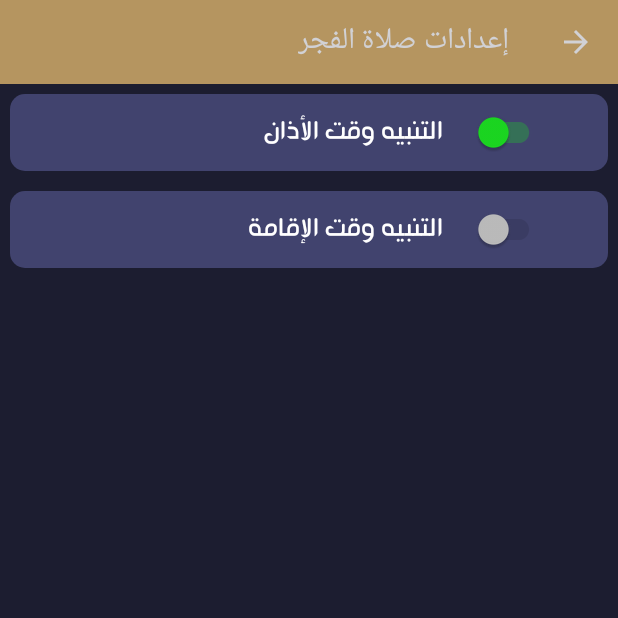
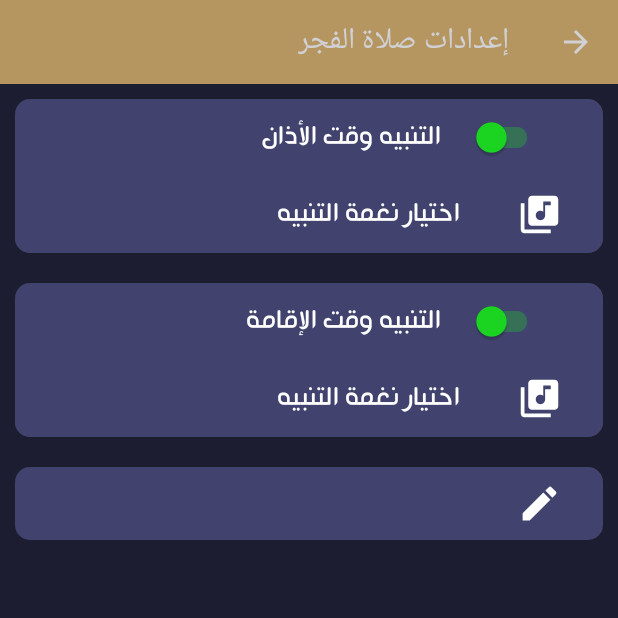
Before and after one commit to arakaneserohingya/Best-Azan-And-Prayer-Time-App, an Android app: the screen it shows after launch (TimePointSettings), after a tap on "الفجر", on a phone screen of 412 x 824 dp, the top half of it. Run offline under Robolectric (Android 15) with nearby library versions, the phone set to English and light mode, and no system bars.

Commit message:
Reformating TimePointSettings activity by: delete SwitchBox class delete widget_settings_box layout add configuration_box widget layout append configuration_box layout to switch_box layout include azan switch_box layout into activity_time_point_settings layout include iqama switch_box layout into activity_time_point_settings layout include adjust times configuration_box layout to activity_time_point_settings layout change widgets attrebuties from widgets_adder() function in TimePointSettings class

```diff
--- a/app/src/main/java/com/alhadara/omar/azan/SwitchBox.java
+++ /dev/null
@@ -1,51 +0,0 @@
-package com.alhadara.omar.azan;
-
-import android.app.Activity;
-import android.content.Context;
-import android.content.SharedPreferences;
-import android.widget.CompoundButton;
-import android.widget.ImageButton;
-import android.widget.LinearLayout;
-import android.widget.TextView;
-
-import androidx.appcompat.widget.SwitchCompat;
-
-import com.example.omar.azanapkmostafa.R;
-
-public class SwitchBox extends LinearLayout {
-    private SharedPreferences pref;
-    private SharedPreferences.Editor editor;
-    private String indexKey;
-    public ImageButton imageButton;
-    SwitchCompat switchCompat;
-    TextView text;
-    public SwitchBox(Activity context, String filename, String key, boolean onIsDefault, String alies , boolean isActive) {
-        super(context);
-        LinearLayout l= (LinearLayout) inflate(context,R.layout.switch_box,this);
-        pref = context.getSharedPreferences(filename, Context.MODE_PRIVATE);
-        editor = pref.edit();
-        switchCompat = l.findViewById(R.id.switch_box_trigger);
-        text = l.findViewById(R.id.switch_box_text);
-        imageButton = this.findViewById(R.id.switch_box_imagebutton);
-        indexKey = key;
-        switchCompat.setChecked(pref.getBoolean(indexKey,onIsDefault));
-        //setPlayBox(switchCompat.isChecked());
-        switchCompat.setEnabled(isActive);
-        text.setText(alies);
-        switchCompat.setOnCheckedChangeListener(new CompoundButton.OnCheckedChangeListener() {
-            @Override
-            public void onCheckedChanged(CompoundButton compoundButton, boolean b) {
-                editor.putBoolean(indexKey,b);
-                editor.commit();
-                //setPlayBox(b);
-            }
-        });
-    }
-   /* public void setPlayBox(boolean b){
-        if(b) {
-            imageButton.setVisibility(VISIBLE);
-        }else{
-            imageButton.setVisibility(GONE);
-        }
-    }*/
-}
--- a/app/src/main/java/com/alhadara/omar/azan/TimePointSettings.java
+++ b/app/src/main/java/com/alhadara/omar/azan/TimePointSettings.java
@@ -8,13 +8,18 @@ import android.os.Handler;
 
 import android.view.View;
 import android.view.ViewGroup;
+import android.widget.CompoundButton;
+import android.widget.ImageButton;
 import android.widget.LinearLayout;
 import android.widget.TextView;
 
 import androidx.appcompat.app.AppCompatActivity;
+import androidx.appcompat.widget.SwitchCompat;
 import androidx.appcompat.widget.Toolbar;
 
 import com.example.omar.azanapkmostafa.R;
+
+import org.w3c.dom.Text;
 
 public class TimePointSettings extends AppCompatActivity {
 
@@ -44,34 +49,50 @@ public class TimePointSettings extends AppCompatActivity {
     }
 
     public void widgetsAdder(){
-        LinearLayout innerLayout = findViewById(R.id.time_point_settings_inner_layout);
-        LinearLayout.LayoutParams lp = new LinearLayout.LayoutParams(ViewGroup.LayoutParams.MATCH_PARENT,
-                ViewGroup.LayoutParams.MATCH_PARENT);
-        lp.setMargins(10,10,10,10);
-        LinearLayout l = (LinearLayout) getLayoutInflater().inflate(R.layout.widget_settings_box,null);
-         SwitchBox azan = new SwitchBox(this,"azan.txt", Integer.toString(index),
-               true,"التنبيه وقت الأذان",true);
-       /* azan.imageButton.setOnClickListener(new View.OnClickListener() {
+        /* Azan widget configuration*/
+        final LinearLayout azanBox = findViewById(R.id.time_point_settings_azan_switch_box);
+        final SharedPreferences azanPref = this.getSharedPreferences("azan.txt",Context.MODE_PRIVATE);
+        final SharedPreferences.Editor azanEditor = azanPref.edit();
+        ((TextView) azanBox.findViewById(R.id.switch_box_text)).setText("التنبيه وقت الأذان");
+        ((TextView) azanBox.findViewById(R.id.configuration_text)).setText("اختيار نغمة التنبيه");
+        ((SwitchCompat) azanBox.findViewById(R.id.switch_box_trigger)).setChecked(azanPref.getBoolean(Integer.toString(index),true));
+        ((LinearLayout) azanBox.findViewById(R.id.switch_box_configuration_box)).setVisibility(
+                azanPref.getBoolean(Integer.toString(index),true)? View.VISIBLE:View.GONE);
+        ((SwitchCompat) azanBox.findViewById(R.id.switch_box_trigger)).setOnCheckedChangeListener(new CompoundButton.OnCheckedChangeListener() {
             @Override
-            public void onClick(View view) {
-                if(mediaPlayer.isPlaying()){
-               //     azan.imageButton.setImageResource(R.drawable.ic_stop_black_24dp);
-                    mediaPlayer.stop();
-                }else {
-                //    azan.imageButton.setImageResource(R.drawable.ic_play_arrow_black_24dp);
-                    mediaPlayer.start();
-                }
+            public void onCheckedChanged(CompoundButton compoundButton, boolean b) {
+                azanEditor.putBoolean(Integer.toString(index),((SwitchCompat) azanBox.findViewById(R.id.switch_box_trigger)).isChecked());
+                azanEditor.commit();
+                ((LinearLayout) azanBox.findViewById(R.id.switch_box_configuration_box)).setVisibility(
+                        ((SwitchCompat) azanBox.findViewById(R.id.switch_box_trigger)).isChecked()? View.VISIBLE:View.GONE);
             }
-        });*/
-        l.addView(azan);
-        l.setLayoutParams(lp);
-        innerLayout.addView(l);
-        l = (LinearLayout) getLayoutInflater().inflate(R.layout.widget_settings_box,null);
-        SwitchBox iqama = new SwitchBox(this,"iqama.txt", Integer.toString(index),
-                true,"التنبيه وقت الإقامة",false);
-        l.addView(iqama);
-        l.setLayoutParams(lp);
-        innerLayout.addView(l);
+        });
+        ((ImageButton) azanBox.findViewById(R.id.configuration_button)).setImageResource(R.drawable.ic_library_music_black_24dp);
+
+        /* Iqama widget configuration*/
+        final LinearLayout iqamaBox = findViewById(R.id.time_point_settings_iqama_switch_box);
+        final SharedPreferences iqamaPref = this.getSharedPreferences("iqama.txt",Context.MODE_PRIVATE);
+        final SharedPreferences.Editor iqamaEditor = iqamaPref.edit();
+        ((TextView) iqamaBox.findViewById(R.id.switch_box_text)).setText("التنبيه وقت الإقامة");
+        ((TextView) iqamaBox.findViewById(R.id.configuration_text)).setText("اختيار نغمة التنبيه");
+        ((SwitchCompat) iqamaBox.findViewById(R.id.switch_box_trigger)).setChecked(iqamaPref.getBoolean(Integer.toString(index),true));
+        ((LinearLayout) iqamaBox.findViewById(R.id.switch_box_configuration_box)).setVisibility(
+                iqamaPref.getBoolean(Integer.toString(index),true)? View.VISIBLE:View.GONE);
+        ((SwitchCompat) iqamaBox.findViewById(R.id.switch_box_trigger)).setOnCheckedChangeListener(new CompoundButton.OnCheckedChangeListener() {
+            @Override
+            public void onCheckedChanged(CompoundButton compoundButton, boolean b) {
+                iqamaEditor.putBoolean(Integer.toString(index),((SwitchCompat) iqamaBox.findViewById(R.id.switch_box_trigger)).isChecked());
+                iqamaEditor.commit();
+                ((LinearLayout) iqamaBox.findViewById(R.id.switch_box_configuration_box)).setVisibility(
+                        ((SwitchCompat) iqamaBox.findViewById(R.id.switch_box_trigger)).isChecked()? View.VISIBLE:View.GONE);
+            }
+        });
+        ((ImageButton) iqamaBox.findViewById(R.id.configuration_button)).setImageResource(R.drawable.ic_library_music_black_24dp);
+
+
+        /* Adjust times widget*/
+        final LinearLayout adustTimesBox = findViewById(R.id.time_point_settings_adjust_times);
+        ((ImageButton) adustTimesBox.findViewById(R.id.configuration_button)).setImageResource(R.drawable.ic_edit_black_24dp);
     }
 
 
--- /dev/null
+++ b/app/src/main/res/drawable/ic_edit_black_24dp.xml
@@ -0,0 +1,5 @@
+<vector android:height="30dp" android:tint="#FFFFFF"
+    android:viewportHeight="24.0" android:viewportWidth="24.0"
+    android:width="30dp" xmlns:android="http://schemas.android.com/apk/res/android">
+    <path android:fillColor="#FF000000" android:pathData="M3,17.25V21h3.75L17.81,9.94l-3.75,-3.75L3,17.25zM20.71,7.04c0.39,-0.39 0.39,-1.02 0,-1.41l-2.34,-2.34c-0.39,-0.39 -1.02,-0.39 -1.41,0l-1.83,1.83 3.75,3.75 1.83,-1.83z"/>
+</vector>
--- /dev/null
+++ b/app/src/main/res/drawable/ic_library_music_black_24dp.xml
@@ -0,0 +1,5 @@
+<vector android:height="30dp" android:tint="#FFFFFF"
+    android:viewportHeight="24.0" android:viewportWidth="24.0"
+    android:width="30dp" xmlns:android="http://schemas.android.com/apk/res/android">
+    <path android:fillColor="#FF000000" android:pathData="M20,2L8,2c-1.1,0 -2,0.9 -2,2v12c0,1.1 0.9,2 2,2h12c1.1,0 2,-0.9 2,-2L22,4c0,-1.1 -0.9,-2 -2,-2zM18,7h-3v5.5c0,1.38 -1.12,2.5 -2.5,2.5S10,13.88 10,12.5s1.12,-2.5 2.5,-2.5c0.57,0 1.08,0.19 1.5,0.51L14,5h4v2zM4,6L2,6v14c0,1.1 0.9,2 2,2h14v-2L4,20L4,6z"/>
+</vector>
--- a/app/src/main/res/layout/activity_time_point_settings.xml
+++ b/app/src/main/res/layout/activity_time_point_settings.xml
@@ -2,12 +2,14 @@
     <LinearLayout
         xmlns:android="http://schemas.android.com/apk/res/android"
         xmlns:app="http://schemas.android.com/apk/res-auto"
+        xmlns:tools="http://schemas.android.com/tools"
         android:layout_width="match_parent"
         android:orientation="vertical"
         android:layoutDirection="rtl"
         android:id="@+id/time_point_settings_layout"
         android:background="@color/widgetColorSettings"
-    android:layout_height="match_parent">
+        android:layout_height="match_parent"
+        tools:context="com.alhadara.omar.azan.TimePointSettings">
 
         <androidx.appcompat.widget.Toolbar
             android:id="@+id/toolbar_time_point_settings"
@@ -37,7 +39,6 @@
                 android:textSize="30sp"
                 android:layout_width="match_parent"
                 android:layout_height="50dp" />
-
             <include layout="@layout/countdown_timer"
                 android:id="@+id/countdown_timer_time_point_settings"
                 android:layout_height="wrap_content"
@@ -57,6 +58,15 @@
                 android:id="@+id/time_point_settings_inner_layout"
                 android:layout_width="match_parent"
                 android:layout_height="wrap_content">
+                <include layout="@layout/switch_box"
+                    android:id="@+id/time_point_settings_azan_switch_box">
+                </include>
+                <include layout="@layout/switch_box"
+                    android:id="@+id/time_point_settings_iqama_switch_box">
+                </include>
+                <include layout="@layout/configuration_box"
+                    android:id="@+id/time_point_settings_adjust_times">
+                </include>
             </LinearLayout>
         </ScrollView>
 
--- /dev/null
+++ b/app/src/main/res/layout/configuration_box.xml
@@ -0,0 +1,29 @@
+<?xml version="1.0" encoding="utf-8"?>
+
+    <LinearLayout xmlns:android="http://schemas.android.com/apk/res/android"
+        android:layout_width="match_parent"
+        android:layout_height="wrap_content"
+        android:layoutDirection="rtl"
+        android:layout_margin="10dp"
+        android:orientation="horizontal"
+        android:background="@drawable/box_shape">
+        <ImageButton
+            android:layout_weight="1.8"
+            android:background="@android:color/transparent"
+            android:id="@+id/configuration_button"
+
+            android:layout_width="match_parent"
+            android:layout_height="match_parent" />
+        <TextView
+
+            android:fontFamily="@font/isfkut"
+            android:id="@+id/configuration_text"
+            android:layout_weight="0.5"
+            android:layout_margin="10dp"
+            android:layout_gravity="center"
+            android:textColor="@android:color/white"
+            android:textSize="20dp"
+            android:layout_width="match_parent"
+            android:layout_height="wrap_content"/>
+
+    </LinearLayout>
--- a/app/src/main/res/layout/switch_box.xml
+++ b/app/src/main/res/layout/switch_box.xml
@@ -1,11 +1,19 @@
 <?xml version="1.0" encoding="utf-8"?>
+
     <LinearLayout
         xmlns:android="http://schemas.android.com/apk/res/android"
         android:layout_width="match_parent"
         android:layoutDirection="rtl"
-    android:orientation="horizontal"
+        android:layout_margin="10dp"
+        android:background="@drawable/box_shape"
+        android:orientation="vertical"
         android:layout_height="wrap_content">
 
+
+        <LinearLayout
+            android:orientation="horizontal"
+            android:layout_width="match_parent"
+            android:layout_height="wrap_content">
             <androidx.appcompat.widget.SwitchCompat
                 android:id="@+id/switch_box_trigger"
                 android:layout_margin="10dp"
@@ -13,7 +21,6 @@
                 android:layout_width="match_parent"
                 android:layout_height="match_parent" />
             <TextView
-        android:text="التنبيه وقت الأذان"
                 android:fontFamily="@font/isfkut"
                 android:id="@+id/switch_box_text"
                 android:layout_weight="0.5"
@@ -23,13 +30,12 @@
                 android:textSize="20dp"
                 android:layout_width="match_parent"
                 android:layout_height="wrap_content" />
-    <ImageButton
-        android:background="@android:color/transparent"
-        android:visibility="gone"
-        android:id="@+id/switch_box_imagebutton"
-        android:src="@drawable/ic_play_arrow_black_24dp"
-        android:layout_weight="1.5"
-        android:layout_width="match_parent"
-        android:layout_height="match_parent" />
+        </LinearLayout>
+        <include layout="@layout/configuration_box"
+            android:id="@+id/switch_box_configuration_box"
+            android:layout_margin="0dp"
+            android:layout_height="match_parent"
+            android:layout_width="match_parent"/>
+
 
     </LinearLayout>
--- a/app/src/main/res/layout/widget_settings_box.xml
+++ /dev/null
@@ -1,9 +0,0 @@
-<?xml version="1.0" encoding="utf-8"?>
-<LinearLayout
-    xmlns:android="http://schemas.android.com/apk/res/android"
-    android:layout_width="match_parent"
-    android:orientation="vertical"
-    android:layout_margin="15dp"
-    android:layout_height="wrap_content"
-    android:background="@drawable/box_shape">
-</LinearLayout>
```
Lines whose indentation alone changed are shown as unchanged.
